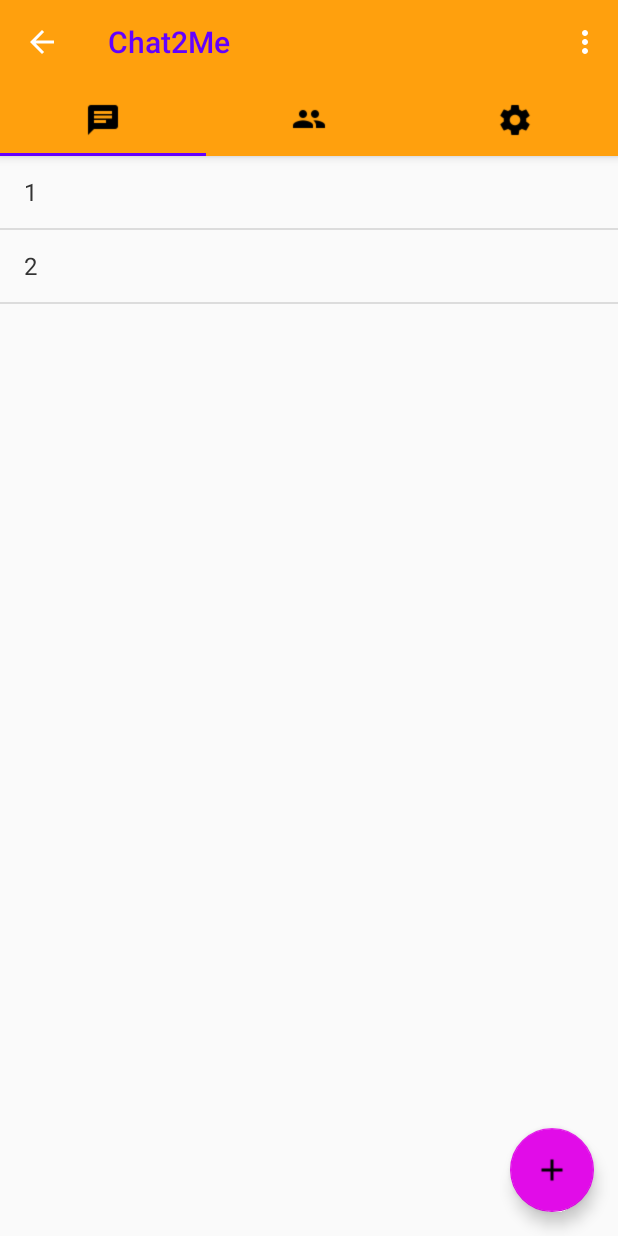
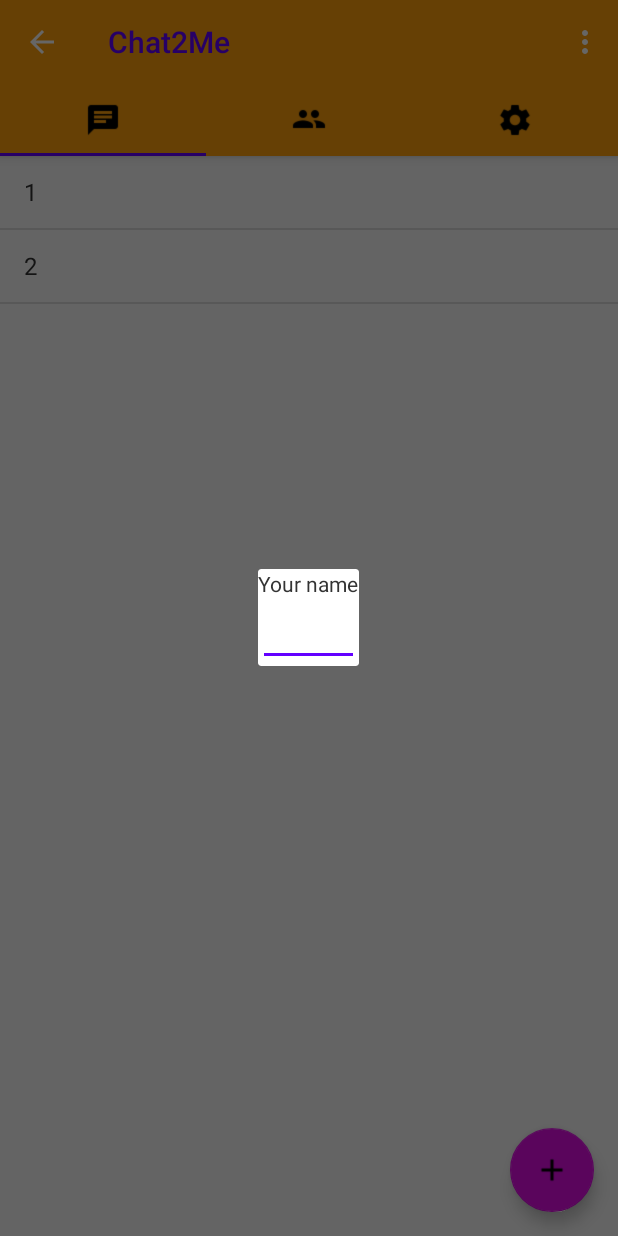
Before and after one commit to 7luck/chat2me-android, an Android app: the ChatRoomListFragment screen opened directly, with no data from a screen before it, after a tap on an icon or button, on a phone screen of 412 x 824 dp. Run offline under Robolectric (Android 15) with nearby library versions, the phone set to English and light mode, and no system bars.

Commit message:
simple dialog

```diff
--- /dev/null
+++ b/app/src/main/java/io/sevenluck/client/chat2me/dialog/AddChatDialog.java
@@ -0,0 +1,49 @@
+package io.sevenluck.client.chat2me.dialog;
+
+import android.os.Bundle;
+import android.support.annotation.Nullable;
+import android.support.v4.app.DialogFragment;
+import android.view.LayoutInflater;
+import android.view.View;
+import android.view.ViewGroup;
+import android.view.WindowManager;
+import android.widget.EditText;
+
+import io.sevenluck.client.chat2me.R;
+
+/**
+ * Created by loki on 6/12/16.
+ */
+public class AddChatDialog extends DialogFragment {
+
+    private EditText mEditText;
+
+    public static AddChatDialog newInstance(String title) {
+        AddChatDialog frag = new AddChatDialog();
+        Bundle args = new Bundle();
+        args.putString("title", title);
+        frag.setArguments(args);
+        return frag;
+    }
+
+
+    @Override
+    public View onCreateView(LayoutInflater inflater, ViewGroup container,
+                             Bundle savedInstanceState) {
+        return inflater.inflate(R.layout.addchatdialog, container);
+    }
+
+    @Override
+    public void onViewCreated(View view, @Nullable Bundle savedInstanceState) {
+        super.onViewCreated(view, savedInstanceState);
+        // Get field from view
+        mEditText = (EditText) view.findViewById(R.id.txt_your_name);
+        // Fetch arguments from bundle and set title
+        String title = getArguments().getString("title", "Enter Name");
+        getDialog().setTitle(title);
+        // Show soft keyboard automatically and request focus to field
+        mEditText.requestFocus();
+        getDialog().getWindow().setSoftInputMode(
+                WindowManager.LayoutParams.SOFT_INPUT_STATE_VISIBLE);
+    }
+}
--- a/app/src/main/java/io/sevenluck/client/chat2me/fragment/ChatRoomListFragment.java
+++ b/app/src/main/java/io/sevenluck/client/chat2me/fragment/ChatRoomListFragment.java
@@ -2,6 +2,7 @@ package io.sevenluck.client.chat2me.fragment;
 
 import android.os.Bundle;
 import android.support.design.widget.FloatingActionButton;
+import android.support.v4.app.FragmentManager;
 import android.support.v4.app.ListFragment;
 import android.view.LayoutInflater;
 import android.view.View;
@@ -10,6 +11,7 @@ import android.widget.AdapterView;
 import android.widget.ArrayAdapter;
 
 import io.sevenluck.client.chat2me.R;
+import io.sevenluck.client.chat2me.dialog.AddChatDialog;
 
 import static android.R.layout.simple_list_item_1;
 
@@ -30,11 +32,17 @@ public class ChatRoomListFragment extends ListFragment implements AdapterView.On
         addChatBtn.setOnClickListener(new View.OnClickListener() {
             @Override
             public void onClick(View v) {
-
+                hos();
             }
         });
 
         return view;
+    }
+
+    public void hos(){
+        FragmentManager fm = getFragmentManager();
+        AddChatDialog editNameDialogFragment = AddChatDialog.newInstance("Some Title");
+        editNameDialogFragment.show(fm, "fragment_edit_name");
     }
 
     @Override
--- /dev/null
+++ b/app/src/main/res/layout/addchatdialog.xml
@@ -0,0 +1,15 @@
+<LinearLayout xmlns:android="http://schemas.android.com/apk/res/android"
+    android:id="@+id/edit_name"
+    android:layout_width="wrap_content" android:layout_height="wrap_content"
+    android:layout_gravity="center" android:orientation="vertical"  >
+
+    <TextView
+        android:id="@+id/lbl_your_name" android:text="Your name"
+        android:layout_width="wrap_content" android:layout_height="wrap_content" />
+
+    <EditText
+        android:id="@+id/txt_your_name"
+        android:layout_width="match_parent"  android:layout_height="wrap_content"
+        android:inputType="text"
+        android:imeOptions="actionDone" />
+</LinearLayout>
```
